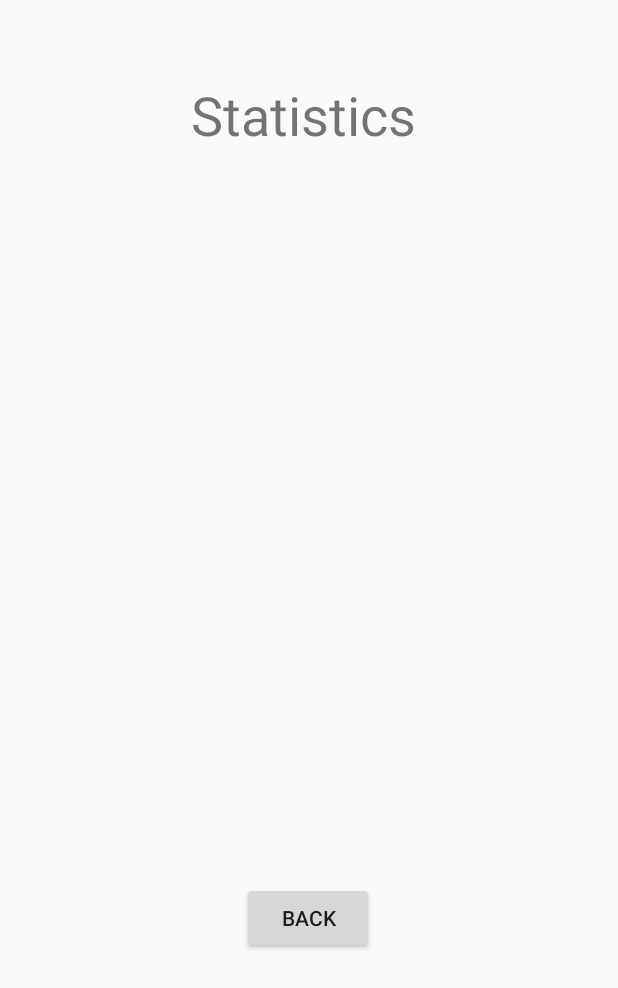
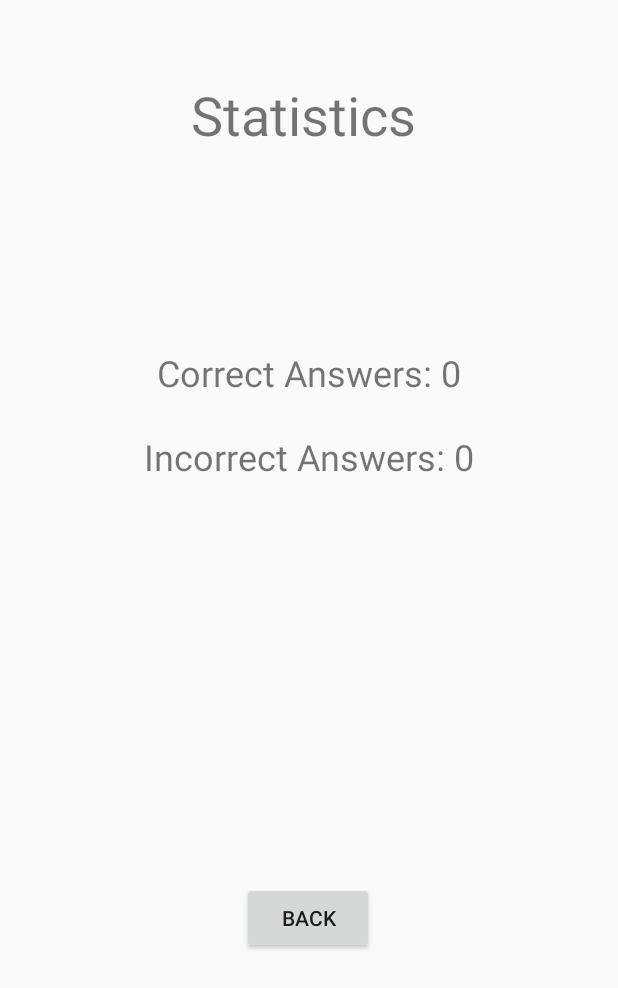
Before and after one commit to SChoiGitHub/AndroidOpenImagesDatasetClassificationGame, an Android app: the StatisticsFragment screen opened through its navigation route, on a phone screen of 412 x 824 dp. Shown: the top 988 px of the screen. Run offline under Robolectric (Android 15) with nearby library versions, the phone set to English and light mode, and no system bars; our stand-ins replace Picasso.

Commit message:
statistics are now working

```diff
--- a/app/src/main/java/com/example/classifythis/StatisticsFragment.kt
+++ b/app/src/main/java/com/example/classifythis/StatisticsFragment.kt
@@ -1,11 +1,14 @@
 package com.example.classifythis
 
 import android.os.Bundle
+import android.util.Log.d
 import androidx.fragment.app.Fragment
 import android.view.LayoutInflater
 import android.view.View
 import android.view.ViewGroup
 import android.widget.Button
+import android.widget.TextView
+import androidx.lifecycle.ViewModelProviders
 import androidx.navigation.fragment.findNavController
 
 /**
@@ -24,6 +27,11 @@ class StatisticsFragment : Fragment() {
     override fun onViewCreated(view: View, savedInstanceState: Bundle?) {
         super.onViewCreated(view, savedInstanceState)
 
+        //TODO Information sharing for statistics later.
+        var viewModel = ViewModelProviders.of(requireActivity()).get(QuizViewModel::class.java)
+        view.findViewById<TextView>(R.id.statTextCorrectAnswers).text = "Correct Answers: ${viewModel.correctAnswers}"
+        view.findViewById<TextView>(R.id.statTextIncorrectAnswers).text = "Incorrect Answers: ${viewModel.incorrectAnswers}"
+
         view.findViewById<Button>(R.id.statButtonBack).setOnClickListener {
             findNavController().navigate(R.id.action_StatisticsFragment_to_homeFragment)
         }
--- a/app/src/main/res/layout/fragment_statistics.xml
+++ b/app/src/main/res/layout/fragment_statistics.xml
@@ -5,6 +5,28 @@
     android:layout_width="match_parent"
     android:layout_height="match_parent"
     tools:context=".StatisticsFragment">
+
+    <TextView
+        android:id="@+id/statTextCorrectAnswers"
+        android:layout_width="wrap_content"
+        android:layout_height="wrap_content"
+        android:layout_marginTop="232dp"
+        android:text="Correct Answers: 0"
+        android:textSize="24sp"
+        app:layout_constraintEnd_toEndOf="parent"
+        app:layout_constraintStart_toStartOf="parent"
+        app:layout_constraintTop_toTopOf="parent" />
+
+    <TextView
+        android:id="@+id/statTextIncorrectAnswers"
+        android:layout_width="wrap_content"
+        android:layout_height="wrap_content"
+        android:layout_marginTop="288dp"
+        android:text="Incorrect Answers: 0"
+        android:textSize="24sp"
+        app:layout_constraintEnd_toEndOf="parent"
+        app:layout_constraintStart_toStartOf="parent"
+        app:layout_constraintTop_toTopOf="parent" />
 
     <TextView
         android:id="@+id/statTitle"
@@ -28,4 +50,5 @@
         app:layout_constraintHorizontal_bias="0.498"
         app:layout_constraintStart_toStartOf="parent"
         app:layout_constraintTop_toBottomOf="@+id/statTitle" />
+
 </androidx.constraintlayout.widget.ConstraintLayout>
```
Also changed, not shown: app/src/main/java/com/example/classifythis/QuizFragment.kt (+2 -6 lines), app/src/main/java/com/example/classifythis/QuizViewModel.kt (+11 -2 lines).
